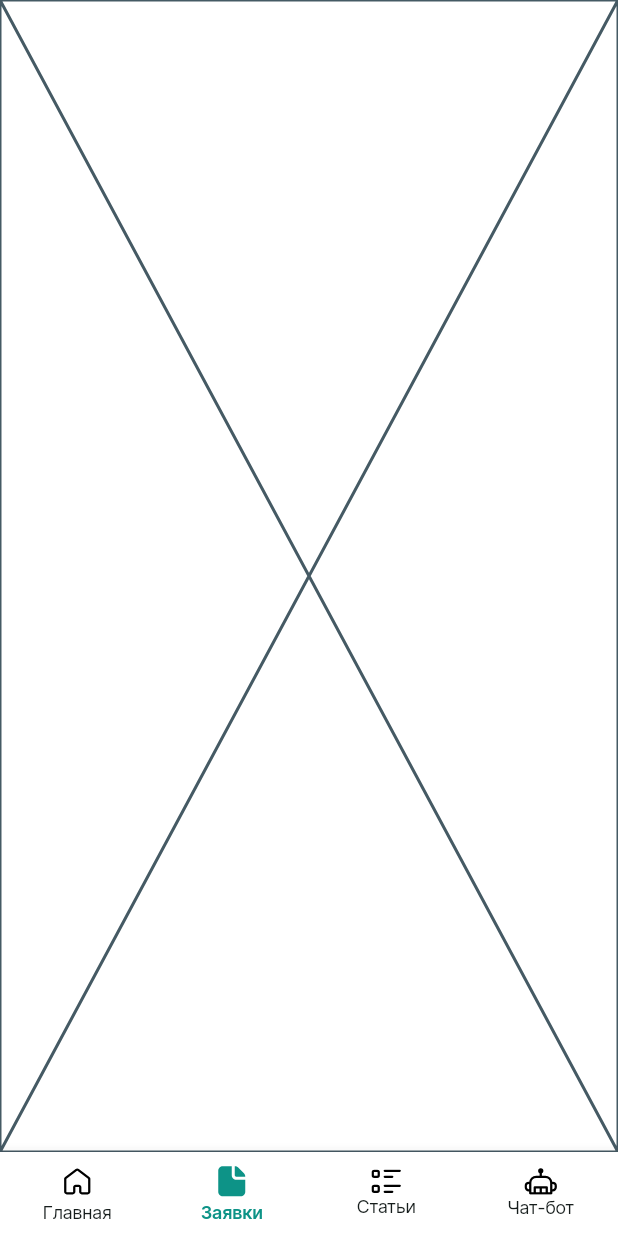
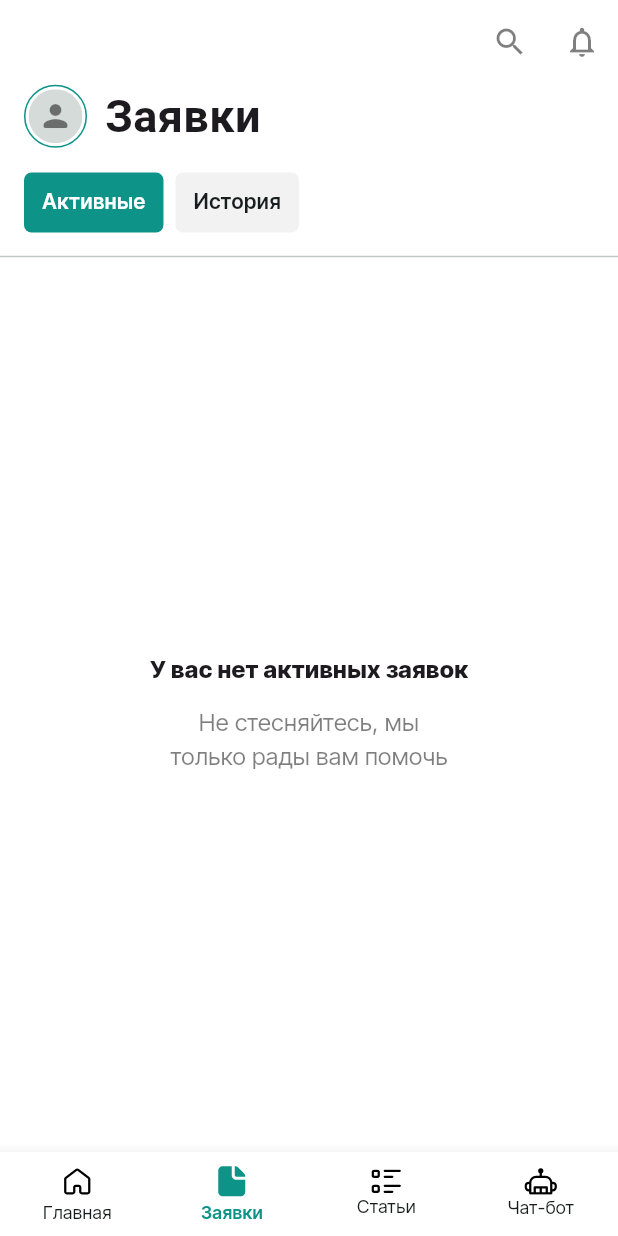
Before and after one commit to toastmanager/mpit_final_2024_app, a Flutter app: the screen it shows after launch, item 2 of the bottom bar chosen, on a phone screen of 412 x 824 dp. Run offline on Flutter 3.47's test engine with Material 3 defaults, Android fonts, the phone set to English and light mode, and no system bars; our stand-ins replace auto_route, bloc, cached_network_image, chopper, extended_image, flutter_bloc and 11 more; missing offline and left inert: markdown_widget; accounts and stored records are empty; generated files the repository leaves out were written again; network calls fail; Roboto replaces fonts that are missing (Geologica); project files that could hold a hidden picture were left out.

Commit message:
feat: help requests screens

```diff
--- /dev/null
+++ b/lib/core/components/external_tab_button.dart
@@ -0,0 +1,44 @@
+import 'package:flutter/material.dart';
+
+class TabButton extends StatelessWidget {
+  const TabButton({
+    super.key,
+    required this.pageIndex,
+    this.onTap,
+    required this.currentIndex,
+    required this.text,
+  });
+
+  final int pageIndex;
+  final int currentIndex;
+  final String text;
+  final void Function()? onTap;
+
+  @override
+  Widget build(BuildContext context) {
+    final colors = ColorScheme.of(context);
+    final fonts = TextTheme.of(context);
+    return FilledButton(
+      onPressed: onTap,
+      style: ButtonStyle(
+        backgroundColor: WidgetStatePropertyAll(
+          pageIndex == currentIndex ? colors.primary : colors.surfaceContainer,
+        ),
+        foregroundColor: WidgetStatePropertyAll(
+          pageIndex == currentIndex ? colors.onPrimary : colors.onSurface,
+        ),
+        padding: WidgetStatePropertyAll(
+          EdgeInsets.symmetric(horizontal: 12, vertical: 8),
+        ),
+      ),
+      child: Text(
+        text,
+        style: fonts.bodySmall?.copyWith(
+          fontWeight: FontWeight.w600,
+          color:
+              pageIndex == currentIndex ? colors.onPrimary : colors.onSurface,
+        ),
+      ),
+    );
+  }
+}
--- a/lib/core/routes/router.dart
+++ b/lib/core/routes/router.dart
@@ -19,6 +19,7 @@ class AppRouter extends RootStackRouter {
       ],
     ),
     AutoRoute(path: '/chatbot', page: ChatbotRoute.page),
+    AutoRoute(path: '/help-request/:uuid', page: HelpRequestRoute.page),
     AutoRoute(path: '/articles/:articleId', page: ArticleRoute.page),
   ];
 }
--- a/lib/features/chatbot/presentation/screens/chatbot_screen.dart
+++ b/lib/features/chatbot/presentation/screens/chatbot_screen.dart
@@ -18,8 +18,7 @@ class ChatbotScreen extends StatefulWidget {
 
 class _ChatbotScreenState extends State<ChatbotScreen> {
   final List<ChatbotMessage> messages = [
-    ChatbotMessage(isUser: true, message: 'Привет, мостовщик!'),
-    ChatbotMessage(isUser: false, message: 'Здравствуйте, благополучатель!'),
+    ChatbotMessage(isUser: false, message: 'Здравствуйте! Чем могу помочь?'),
   ];
 
   bool isAvailable = true;
@@ -134,6 +133,7 @@ class _ChatbotScreenState extends State<ChatbotScreen> {
                 children: [
                   Expanded(
                     child: TextField(
+                      enabled: isAvailable,
                       controller: messageController,
                       keyboardType: TextInputType.multiline,
                       onSubmitted: (value) => sendUserMessage(),
--- /dev/null
+++ b/lib/features/help_requests/domain/repositories/help_requests_repository.dart
@@ -0,0 +1,8 @@
+import 'package:mpit_final_2024_app/generated_code/rest_api.swagger.dart';
+
+abstract class HelpRequestsRepository {
+  Future<List<HelpRequestDto>> findAll();
+  Future<HelpRequestDto?> findOne(String uuid);
+  String getStatusString(HelpRequestDtoStatus status);
+  String getTypeString(HelpRequestDtoType type);
+}
--- /dev/null
+++ b/lib/features/help_requests/presentation/screens/help_requests_screen.dart
@@ -0,0 +1,209 @@
+import 'package:auto_route/auto_route.dart';
+import 'package:flutter/material.dart';
+import 'package:google_fonts/google_fonts.dart';
+import 'package:mpit_final_2024_app/core/components/avatar.dart';
+import 'package:mpit_final_2024_app/core/components/external_tab_button.dart';
+import 'package:mpit_final_2024_app/core/routes/router.dart';
+import 'package:mpit_final_2024_app/core/routes/router.gr.dart';
+import 'package:mpit_final_2024_app/features/help_requests/domain/repositories/help_requests_repository.dart';
+import 'package:mpit_final_2024_app/features/help_requests/presentation/widgets/help_request_card.dart';
+import 'package:mpit_final_2024_app/generated_code/rest_api.models.swagger.dart';
+import 'package:mpit_final_2024_app/injection.dart';
+
+@RoutePage()
+class HelpRequestsScreen extends StatefulWidget {
+  const HelpRequestsScreen({super.key});
+
+  @override
+  State<HelpRequestsScreen> createState() => _HelpRequestsScreenState();
+}
+
+class _HelpRequestsScreenState extends State<HelpRequestsScreen> {
+  final List<Widget> pages = [
+    StatefulBuilder(
+      builder: (context, setArticlesState) {
+        final colors = ColorScheme.of(context);
+        final fonts = TextTheme.of(context);
+
+        return FutureBuilder<List<HelpRequestDto>>(
+          future: sl<HelpRequestsRepository>().findAll(),
+          builder: (context, snapshot) {
+            if ([
+              ConnectionState.active,
+              ConnectionState.waiting,
+            ].contains(snapshot.connectionState)) {
+              return Center(child: CircularProgressIndicator());
+            }
+
+            final helpRequests = snapshot.data ?? [];
+            if (helpRequests.isEmpty) {
+              return Column(
+                mainAxisAlignment: MainAxisAlignment.center,
+                children: [
+                  Text(
+                    'У вас нет активных заявок',
+                    style: fonts.bodyMedium?.copyWith(
+                      fontWeight: FontWeight.w800,
+                    ),
+                  ),
+                  const SizedBox(height: 12),
+                  Text(
+                    'Не стесняйтесь, мы\nтолько рады вам помочь',
+                    textAlign: TextAlign.center,
+                    style: fonts.bodyMedium?.copyWith(
+                      color: colors.onSurfaceVariant,
+                    ),
+                  ),
+                ],
+              );
+            }
+
+            return RefreshIndicator(
+              onRefresh: () async => setArticlesState(() {}),
+              child: ListView.separated(
+                itemBuilder:
+                    (context, index) => InkWell(
+                      onTap: () {
+                        sl<AppRouter>().push(
+                          HelpRequestRoute(uuid: helpRequests[index].uuid),
+                        );
+                      },
+                      child: Column(
+                        crossAxisAlignment: CrossAxisAlignment.start,
+                        children: [
+                          HelpRequestCard(helpRequest: helpRequests[index]),
+                          Divider(),
+                        ],
+                      ),
+                    ),
+                separatorBuilder:
+                    (context, index) => const SizedBox(height: 16),
+                itemCount: helpRequests.length,
+              ),
+            );
+          },
+        );
+      },
+    ),
+    StatefulBuilder(
+      builder: (context, setArticlesState) {
+        final colors = ColorScheme.of(context);
+        final fonts = TextTheme.of(context);
+
+        return FutureBuilder<List<HelpRequestDto>>(
+          future: sl<HelpRequestsRepository>().findAll(),
+          builder: (context, snapshot) {
+            if ([
+              ConnectionState.active,
+              ConnectionState.waiting,
+            ].contains(snapshot.connectionState)) {
+              return Center(child: CircularProgressIndicator());
+            }
+
+            final helpRequests = [];
+            if (helpRequests.isEmpty) {
+              return Column(
+                mainAxisAlignment: MainAxisAlignment.center,
+                children: [
+                  Text(
+                    'Ваша история заявок пустая',
+                    style: fonts.bodyMedium?.copyWith(
+                      fontWeight: FontWeight.w800,
+                    ),
+                  ),
+                  const SizedBox(height: 12),
+                  Text(
+                    'Сюда рано или поздно придут все заявки',
+                    textAlign: TextAlign.center,
+                    style: fonts.bodyMedium?.copyWith(
+                      color: colors.onSurfaceVariant,
+                    ),
+                  ),
+                ],
+              );
+            }
+
+            return RefreshIndicator(
+              onRefresh: () async => setArticlesState(() {}),
+              child: ListView.separated(
+                itemBuilder:
+                    (context, index) => InkWell(
+                      onTap: () {
+                        sl<AppRouter>().push(
+                          HelpRequestRoute(uuid: helpRequests[index].uuid),
+                        );
+                      },
+                      child: Column(
+                        crossAxisAlignment: CrossAxisAlignment.start,
+                        children: [
+                          HelpRequestCard(helpRequest: helpRequests[index]),
+                          Divider(),
+                        ],
+                      ),
+                    ),
+                separatorBuilder:
+                    (context, index) => const SizedBox(height: 16),
+                itemCount: helpRequests.length,
+              ),
+            );
+          },
+        );
+      },
+    ),
+  ];
+  int pageIndex = 0;
+
+  @override
+  Widget build(BuildContext context) {
+    return Column(
+      children: [
+        Padding(
+          padding: EdgeInsets.symmetric(horizontal: 16),
+          child: Column(
+            crossAxisAlignment: CrossAxisAlignment.start,
+            children: [
+              Row(
+                children: [
+                  Avatar(size: 36),
+                  const SizedBox(width: 12),
+                  Text(
+                    'Заявки',
+                    style: GoogleFonts.geologica().copyWith(
+                      fontSize: 30,
+                      fontWeight: FontWeight.w700,
+                    ),
+                  ),
+                ],
+              ),
+              const SizedBox(height: 12),
+              SingleChildScrollView(
+                scrollDirection: Axis.horizontal,
+                child: Row(
+                  children: [
+                    TabButton(
+                      pageIndex: 0,
+                      currentIndex: pageIndex,
+                      text: 'Активные',
+                      onTap: () => setState(() => pageIndex = 0),
+                    ),
+                    const SizedBox(width: 8),
+                    TabButton(
+                      pageIndex: 1,
+                      currentIndex: pageIndex,
+                      text: 'История',
+                      onTap: () => setState(() => pageIndex = 1),
+                    ),
+                  ],
+                ),
+              ),
+            ],
+          ),
+        ),
+        const SizedBox(height: 4),
+        const Divider(),
+        const SizedBox(height: 4),
+        Expanded(child: pages[pageIndex]),
+      ],
+    );
+  }
+}
--- a/lib/features/hepl_requests/presentation/screens/help_requests_screen.dart
+++ /dev/null
@@ -1,12 +0,0 @@
-import 'package:auto_route/auto_route.dart';
-import 'package:flutter/material.dart';
-
-@RoutePage()
-class HelpRequestsScreen extends StatelessWidget {
-  const HelpRequestsScreen({super.key});
-
-  @override
-  Widget build(BuildContext context) {
-    return Placeholder();
-  }
-}
--- a/lib/main_screen.dart
+++ b/lib/main_screen.dart
@@ -25,6 +25,18 @@ class MainScreen extends StatelessWidget {
         return Scaffold(
           appBar:
               tabsRouter.activeIndex == 2
+                  ? AppBar(
+                    elevation: 0,
+                    scrolledUnderElevation: 0,
+                    actions: [
+                      IconButton(onPressed: () {}, icon: Icon(Icons.search)),
+                      IconButton(
+                        onPressed: () {},
+                        icon: Icon(Icons.notifications_outlined),
+                      ),
+                    ],
+                  )
+                  : tabsRouter.activeIndex == 1
                   ? AppBar(
                     elevation: 0,
                     scrolledUnderElevation: 0,
```
Also changed, not shown: lib/core/components/toast.dart (added, +34 -0 lines), lib/features/articles/presentation/screens/articles_list_screen.dart (+12 -46 lines), lib/features/help_requests/data/repositories/help_requests_repository_impl.dart (added, +64 -0 lines), lib/features/help_requests/presentation/screens/help_request_screen.dart (added, +133 -0 lines), lib/features/help_requests/presentation/widgets/help_request_card.dart (added, +70 -0 lines), lib/generated_code/rest_api.models.swagger.dart (+36 -5 lines), lib/swaggers/rest_api.json (+1 -1 lines), lib/core/routes/router.gr.dart, lib/generated_code/rest_api.models.swagger.g.dart, lib/injection.config.dart, 3 other files.
